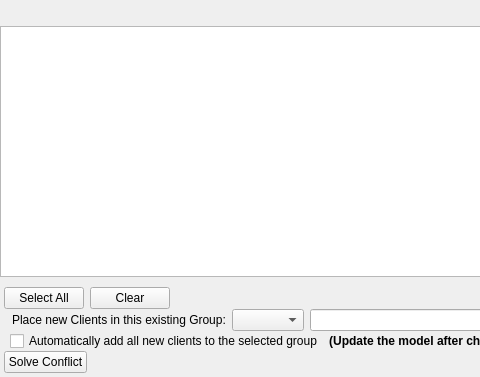
The window that FWAdminLib/NewClientFromServerDlg.ui (fw-dev/translations) describes before a commit, drawn with Qt 5; both pictures show x 0 to 480 and y 0 to 377 of the 742 by 377 pixel window.
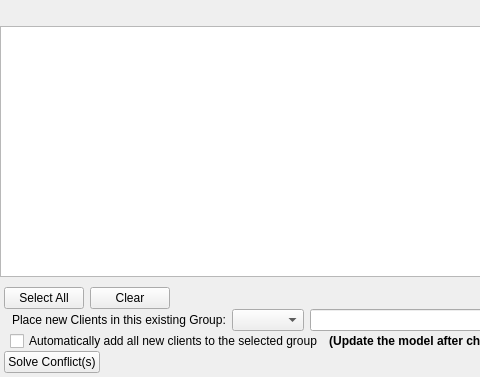
The same window after the commit. Custom widgets are drawn as their Qt base class.

```diff
--- a/FWAdminLib/NewClientFromServerDlg.ui
+++ b/FWAdminLib/NewClientFromServerDlg.ui
@@ -230,7 +230,7 @@
         <item>
          <widget class="QPushButton" name="solveConflictButton">
           <property name="text">
-           <string>Solve Conflict</string>
+           <string>Solve Conflict(s)</string>
           </property>
          </widget>
         </item>
```
